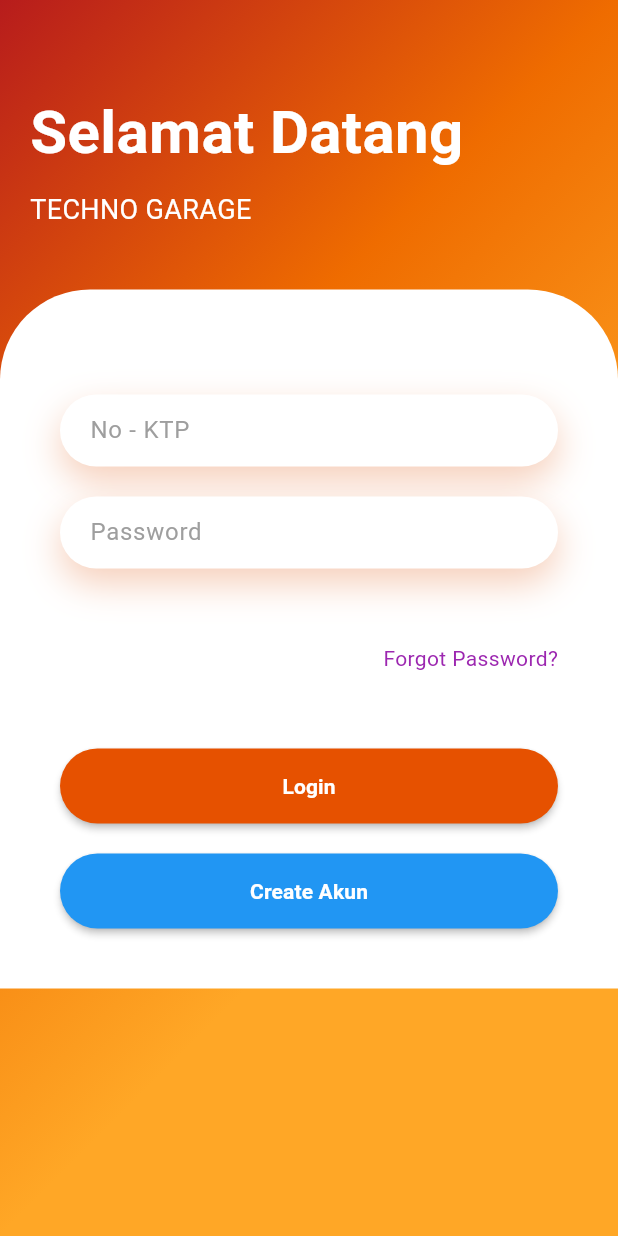
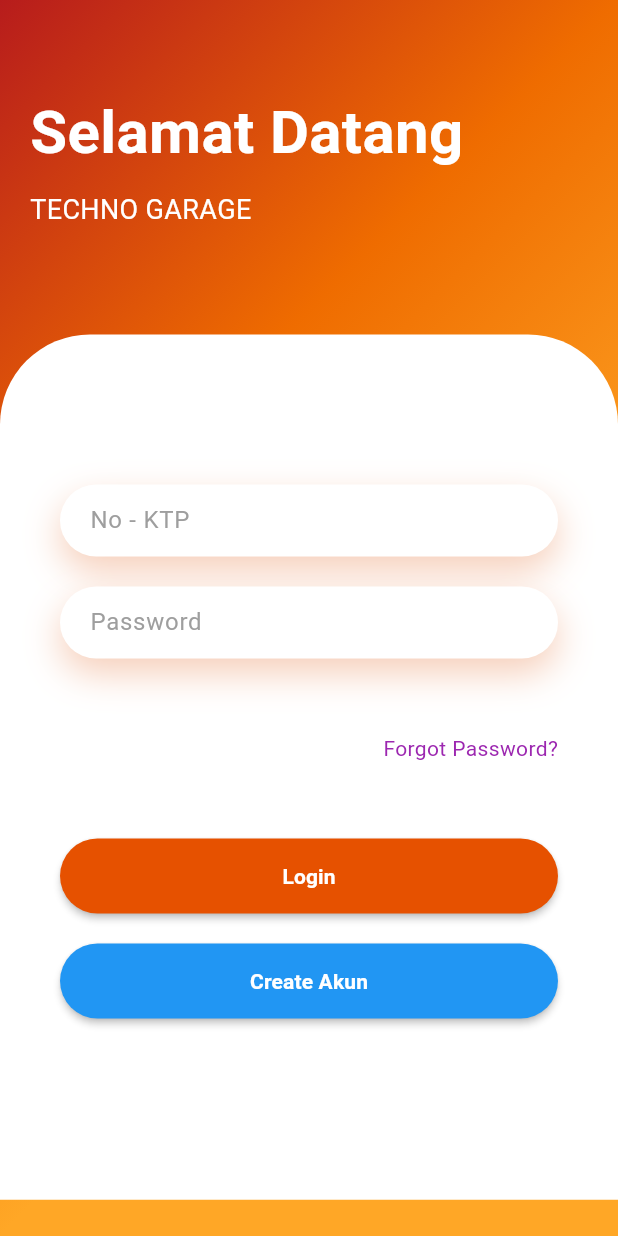
Before and after one commit to beoke/bengkel_flutter, a Flutter app: the screen it shows after launch, on a phone screen of 412 x 824 dp. Run offline on Flutter 3.47's test engine with Material 3 defaults, Android fonts, the phone set to English and light mode, and no system bars; our stand-ins replace shared_preferences.

Commit message:
tampilan login

```diff
--- a/lib/login_regis/login.dart
+++ b/lib/login_regis/login.dart
@@ -115,10 +115,13 @@
               ],
             ),
           ),
-            const SizedBox(height: 20),
+          const SizedBox(height: 50),
+
+          // Bagian yang dapat menyesuaikan ukuran
           Expanded(
             child: SingleChildScrollView(
               child: Container(
+                height: MediaQuery.of(context).size.height * 0.7, // Menggunakan 70% dari tinggi layar
                 decoration: const BoxDecoration(
                   color: Colors.white,
                   borderRadius: BorderRadius.only(
@@ -130,7 +133,7 @@
                   padding: const EdgeInsets.all(40),
                   child: Column(
                     children: <Widget>[
-                        const SizedBox(height: 30),
+                      const SizedBox(height: 60),
                       _buildTextField(ktpController, "No - KTP", false),
                       const SizedBox(height: 20),
                       _buildTextField(passwordController, "Password", true),
@@ -157,6 +160,7 @@
     ),
   );
 }
+
 
   Widget _buildTextField(
       TextEditingController controller, String hint, bool isPassword) {
```
Also changed, not shown: 4 other files. Lines whose indentation alone changed are shown as unchanged.
